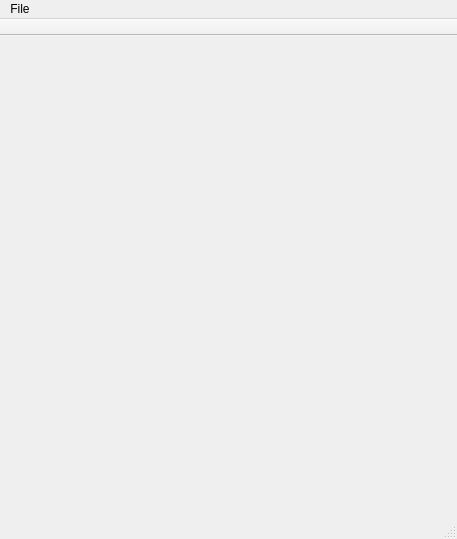
The window that mainwindow.ui (Stewmath/oracles-save-editor) describes before a commit, drawn with Qt 5.
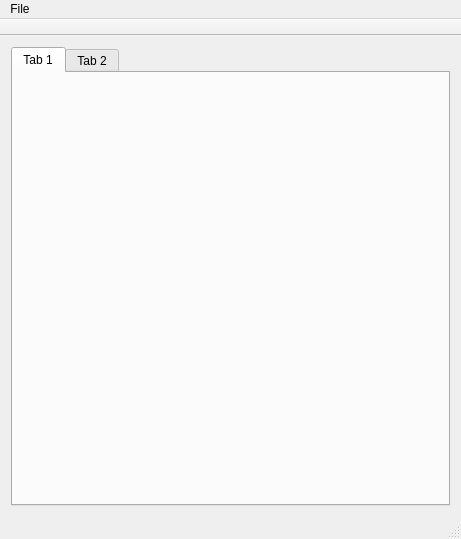
The same window after the commit.

Patch:
```diff
--- a/mainwindow.ui
+++ b/mainwindow.ui
@@ -17,7 +17,31 @@
    <property name="enabled">
     <bool>true</bool>
    </property>
-   <layout class="QGridLayout" name="gridLayout"/>
+   <layout class="QGridLayout" name="gridLayout">
+    <item row="0" column="0">
+     <widget class="QTabWidget" name="tabWidget">
+      <property name="minimumSize">
+       <size>
+        <width>439</width>
+        <height>0</height>
+       </size>
+      </property>
+      <property name="currentIndex">
+       <number>0</number>
+      </property>
+      <widget class="QWidget" name="tab_3">
+       <attribute name="title">
+        <string>Tab 1</string>
+       </attribute>
+      </widget>
+      <widget class="QWidget" name="tab_4">
+       <attribute name="title">
+        <string>Tab 2</string>
+       </attribute>
+      </widget>
+     </widget>
+    </item>
+   </layout>
   </widget>
   <widget class="QMenuBar" name="menuBar">
    <property name="geometry">
```
